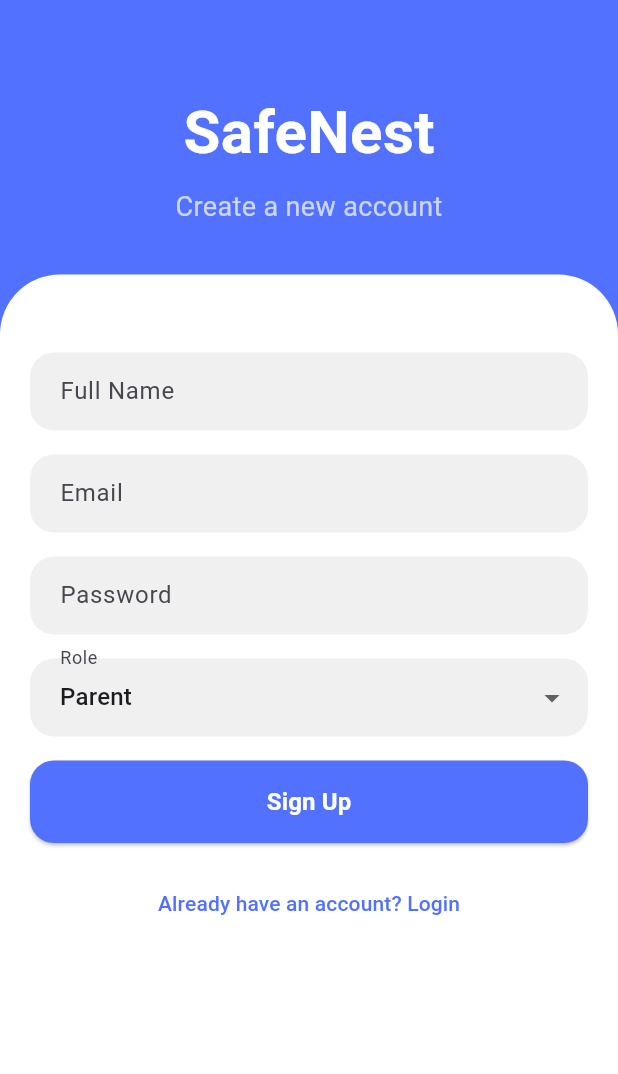
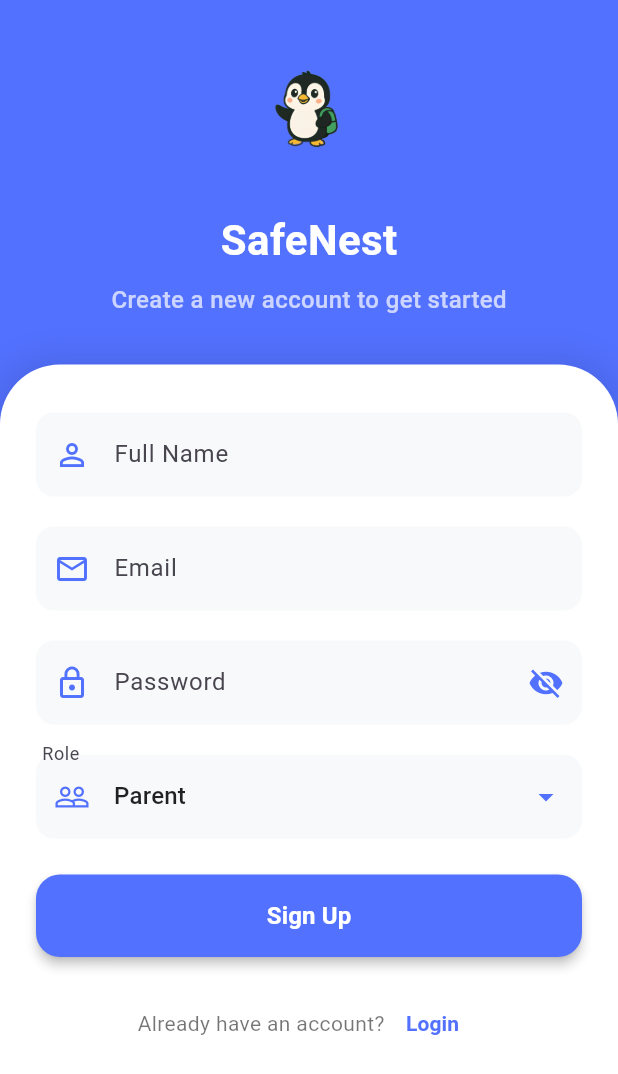
Before and after one commit to Eddie-Ayew3/Frontend-Development, a Flutter app: the SignUpScreen screen opened by its route, on a phone screen of 412 x 824 dp. Shown: the top 1074 px of the screen. Run offline on Flutter 3.47's test engine with Material 3 defaults, Android fonts, the phone set to English and light mode, and no system bars; our stand-ins replace flutter_secure_storage; accounts and stored records are empty; network calls fail.

Commit message:
Login and Signup compl

```diff
--- a/lib/accounts/auth_form.dart
+++ b/lib/accounts/auth_form.dart
@@ -10,6 +10,7 @@ class AuthForm extends StatelessWidget {
   final VoidCallback onAction;
   final String? alternateActionText;
   final VoidCallback? onAlternateAction;
+  final Widget? logo;
 
   const AuthForm({
     required this.children,
@@ -21,6 +22,7 @@ class AuthForm extends StatelessWidget {
     this.errorMessage,
     this.alternateActionText,
     this.onAlternateAction,
+    this.logo,
     super.key,
   });
 
@@ -33,12 +35,16 @@ class AuthForm extends StatelessWidget {
           SafeArea(
             child: Column(
               children: [
-                const SizedBox(height: 60),
+                const SizedBox(height: 40),
+                if (logo != null) ...[
+                  logo!,
+                  const SizedBox(height: 20),
+                ],
                 Center(
                   child: Text(
                     title,
                     style: const TextStyle(
-                      fontSize: 40,
+                      fontSize: 28,
                       fontWeight: FontWeight.bold,
                       color: Colors.white,
                     ),
@@ -48,74 +54,111 @@ class AuthForm extends StatelessWidget {
                 Center(
                   child: Text(
                     subtitle,
-                    style: const TextStyle(fontSize: 18, color: Colors.white70),
+                    style: const TextStyle(
+                      fontSize: 16,
+                      color: Colors.white70,
+                      fontWeight: FontWeight.w500,
+                    ),
                   ),
                 ),
                 Expanded(
                   child: Container(
                     width: double.infinity,
                     margin: const EdgeInsets.only(top: 32),
-                    padding: const EdgeInsets.all(20),
-                    decoration: const BoxDecoration(
+                    padding: const EdgeInsets.symmetric(horizontal: 24, vertical: 32),
+                    decoration: BoxDecoration(
                       color: Colors.white,
-                      borderRadius: BorderRadius.only(
+                      borderRadius: const BorderRadius.only(
                         topLeft: Radius.circular(40),
                         topRight: Radius.circular(40),
                       ),
+                      boxShadow: [
+                        BoxShadow(
+                          color: Colors.black.withOpacity(0.1),
+                          blurRadius: 20,
+                          spreadRadius: 5,
+                        ),
+                      ],
                     ),
                     child: SingleChildScrollView(
                       child: Column(
                         crossAxisAlignment: CrossAxisAlignment.stretch,
                         children: [
-                          const SizedBox(height: 32),
                           if (errorMessage != null)
-                            Padding(
-                              padding: const EdgeInsets.only(bottom: 16),
+                            Container(
+                              padding: const EdgeInsets.all(12),
+                              margin: const EdgeInsets.only(bottom: 16),
+                              decoration: BoxDecoration(
+                                color: Colors.red.shade50,
+                                borderRadius: BorderRadius.circular(12),
+                                border: Border.all(color: Colors.red.shade200),
+                              ),
                               child: Text(
                                 errorMessage!,
-                                style: const TextStyle(color: Colors.red, fontSize: 16),
+                                style: TextStyle(
+                                  color: Colors.red.shade800,
+                                  fontSize: 14,
+                                  fontWeight: FontWeight.w500,
+                                ),
                                 textAlign: TextAlign.center,
                               ),
                             ),
                           ...children,
-                          const SizedBox(height: 16),
+                          const SizedBox(height: 24),
                           ElevatedButton(
                             onPressed: isLoading ? null : onAction,
                             style: ElevatedButton.styleFrom(
                               backgroundColor: const Color(0xFF5271FF),
+                              foregroundColor: Colors.white,
+                              elevation: 3,
                               shape: RoundedRectangleBorder(
-                                  borderRadius: BorderRadius.circular(16)),
-                              padding:
-                                  const EdgeInsets.symmetric(vertical: 16),
+                                borderRadius: BorderRadius.circular(16),
+                              ),
+                              padding: const EdgeInsets.symmetric(vertical: 16),
                             ),
                             child: isLoading
                                 ? const SizedBox(
-                                    height: 20,
-                                    width: 20,
+                                    height: 24,
+                                    width: 24,
                                     child: CircularProgressIndicator(
-                                        color: Colors.white, strokeWidth: 2),
+                                      color: Colors.white,
+                                      strokeWidth: 3,
+                                    ),
                                   )
                                 : Text(
                                     actionText,
                                     style: const TextStyle(
-                                        fontSize: 16,
-                                        fontWeight: FontWeight.w600,
-                                        color: Colors.white),
+                                      fontSize: 16,
+                                      fontWeight: FontWeight.w600,
+                                    ),
                                   ),
                           ),
                           if (alternateActionText != null &&
                               onAlternateAction != null) ...[
-                            const SizedBox(height: 16),
+                            const SizedBox(height: 20),
                             Row(
                               mainAxisAlignment: MainAxisAlignment.center,
                               children: [
+                                Text(
+                                  '${alternateActionText!.split('?')[0]}?',
+                                  style: const TextStyle(
+                                    color: Colors.black54,
+                                    fontSize: 14,
+                                  ),
+                                ),
                                 TextButton(
-                                  onPressed: isLoading
-                                      ? null
-                                      : onAlternateAction,
-                                  child: Text(alternateActionText!,
-                                      style: const TextStyle(
-                                          color: Color(0xFF5271FF))),
+                                  onPressed: isLoading ? null : onAlternateAction,
+                                  style: TextButton.styleFrom(
+                                    padding: const EdgeInsets.symmetric(horizontal: 4),
+                                  ),
+                                  child: Text(
+                                    alternateActionText!.split('?')[1].trim(),
+                                    style: const TextStyle(
+                                      color: Color(0xFF5271FF),
+                                      fontWeight: FontWeight.w600,
+                                      fontSize: 14,
+                                    ),
+                                  ),
                                 ),
                               ],
                             ),
@@ -130,10 +173,16 @@ class AuthForm extends StatelessWidget {
           ),
           if (isLoading)
             const ModalBarrier(
-                dismissible: false, color: Colors.black54),
+              dismissible: false,
+              color: Colors.black54,
+            ),
           if (isLoading)
             const Center(
-                child: CircularProgressIndicator(color: Colors.white)),
+              child: CircularProgressIndicator(
+                color: Colors.white,
+                strokeWidth: 4,
+              ),
+            ),
         ],
       ),
     );
--- a/lib/accounts/login_screen.dart
+++ b/lib/accounts/login_screen.dart
@@ -15,7 +15,7 @@ class _LoginScreenState extends State<LoginScreen> {
   final _passwordController = TextEditingController();
   bool _isLoading = false;
   String? _errorMessage;
-
+  bool _obscurePassword = true; // Add this line
 
   Future<void> _handleLogin() async {
     if (!_formKey.currentState!.validate()) return;
@@ -41,7 +41,6 @@ class _LoginScreenState extends State<LoginScreen> {
         throw ApiException('Invalid login response data');
       }
 
-    // Define dashboard routes with arguments
       final dashboardRoutes = {
         'parent': '/parent_dashboard',
         'teacher': '/teacher_dashboard',
@@ -73,9 +72,6 @@ class _LoginScreenState extends State<LoginScreen> {
     }
   }
 
-
-
-
   String _parseLoginError(ApiException e) {
     if (e.message.contains('401')) return 'Invalid email or password';
     if (e.message.contains('network')) return 'Network error occurred';
@@ -93,13 +89,19 @@ class _LoginScreenState extends State<LoginScreen> {
   Widget build(BuildContext context) {
     return AuthForm(
       title: 'SafeNest',
-      subtitle: 'Login to your account',
+      subtitle: 'Welcome back! Please login to your account',
       actionText: 'Login',
       isLoading: _isLoading,
       errorMessage: _errorMessage,
       onAction: _handleLogin,
       alternateActionText: 'Don\'t have an account? Sign Up',
       onAlternateAction: () => Navigator.pushNamed(context, '/register'),
+      logo: Image.asset(
+        'assets/safenest.png',
+        height: 80,
+        width: 80,
+        fit: BoxFit.contain,
+      ),
       children: [
         Form(
           key: _formKey,
@@ -107,7 +109,7 @@ class _LoginScreenState extends State<LoginScreen> {
             children: [
               TextFormField(
                 controller: _emailController,
-                decoration: _inputDecoration('Email'),
+                decoration: _inputDecoration('Email', Icons.email_outlined),
                 keyboardType: TextInputType.emailAddress,
                 validator: (value) {
                   if (value == null || value.isEmpty) {
@@ -119,11 +121,23 @@ class _LoginScreenState extends State<LoginScreen> {
                   return null;
                 },
               ),
-              const SizedBox(height: 16),
+              const SizedBox(height: 20),
               TextFormField(
                 controller: _passwordController,
-                obscureText: true,
-                decoration: _inputDecoration('Password'),
+                obscureText: _obscurePassword, // Use the state variable here
+                decoration: _inputDecoration('Password', Icons.lock_outline).copyWith(
+                  suffixIcon: IconButton(
+                    icon: Icon(
+                      _obscurePassword ? Icons.visibility_off : Icons.visibility,
+                      color: const Color(0xFF5271FF),
+                    ),
+                    onPressed: () {
+                      setState(() {
+                        _obscurePassword = !_obscurePassword;
+                      });
+                    },
+                  ),
+                ),
                 validator: (value) {
                   if (value == null || value.isEmpty) {
                     return 'Please enter your password';
@@ -134,6 +148,23 @@ class _LoginScreenState extends State<LoginScreen> {
                   return null;
                 },
               ),
+              const SizedBox(height: 8),
+              Align(
+                alignment: Alignment.centerRight,
+                child: TextButton(
+                  onPressed: () {
+                    // Add forgot password functionality
+                  },
+                  child: const Text(
+                    'Forgot Password?',
+                    style: TextStyle(
+                      color: Color(0xFF5271FF),
+                      fontSize: 14,
+                      fontWeight: FontWeight.w500,
+                    ),
+                  ),
+                ),
+              ),
             ],
           ),
         ),
@@ -141,16 +172,21 @@ class _LoginScreenState extends State<LoginScreen> {
     );
   }
 
-  InputDecoration _inputDecoration(String label) {
+  InputDecoration _inputDecoration(String label, IconData icon) {
     return InputDecoration(
       labelText: label,
+      prefixIcon: Icon(icon, color: const Color(0xFF5271FF)),
       filled: true,
-      fillColor: const Color(0xFFF0F0F0),
+      fillColor: const Color(0xFFF8F9FA),
       border: OutlineInputBorder(
-        borderRadius: BorderRadius.circular(16),
+        borderRadius: BorderRadius.circular(12),
         borderSide: BorderSide.none,
       ),
-      contentPadding: const EdgeInsets.symmetric(horizontal: 16, vertical: 14),
+      contentPadding: const EdgeInsets.symmetric(vertical: 16),
+      focusedBorder: OutlineInputBorder(
+        borderRadius: BorderRadius.circular(12),
+        borderSide: const BorderSide(color: Color(0xFF5271FF), width: 1.5),
+      ),
     );
   }
 }
--- a/lib/accounts/signup_screen.dart
+++ b/lib/accounts/signup_screen.dart
@@ -17,8 +17,7 @@ class _SignUpScreenState extends State<SignUpScreen> {
   String _selectedRole = 'Parent';
   bool _isLoading = false;
   String? _errorMessage;
-
-
+  bool _obscurePassword = true; // Add this line
 
   Future<void> _handleSignUp() async {
     if (!_formKey.currentState!.validate()) return;
@@ -45,7 +44,6 @@ Future<void> _handleSignUp() async {
         throw ApiException('Registration incomplete - no roleId received');
       }
 
-    // Define allowed roles and their dashboards
       const allowedRoles = {
         'parent': '/parent_dashboard',
         'teacher': '/teacher_dashboard',
@@ -93,13 +91,19 @@ Future<void> _handleSignUp() async {
   Widget build(BuildContext context) {
     return AuthForm(
       title: 'SafeNest',
-      subtitle: 'Create a new account',
+      subtitle: 'Create a new account to get started',
       actionText: 'Sign Up',
       isLoading: _isLoading,
       errorMessage: _errorMessage,
       onAction: _handleSignUp,
       alternateActionText: 'Already have an account? Login',
       onAlternateAction: () => Navigator.pushNamed(context, '/login'),
+      logo: Image.asset(
+        'assets/safenest.png',
+        height: 80,
+        width: 80,
+        fit: BoxFit.contain,
+      ),
       children: [
         Form(
           key: _formKey,
@@ -107,7 +111,7 @@ Future<void> _handleSignUp() async {
             children: [
               TextFormField(
                 controller: _nameController,
-                decoration: _inputDecoration('Full Name'),
+                decoration: _inputDecoration('Full Name', Icons.person_outline),
                 validator: (value) {
                   if (value == null || value.isEmpty) {
                     return 'Please enter your name';
@@ -115,10 +119,10 @@ Future<void> _handleSignUp() async {
                   return null;
                 },
               ),
-              const SizedBox(height: 16),
+              const SizedBox(height: 20),
               TextFormField(
                 controller: _emailController,
-                decoration: _inputDecoration('Email'),
+                decoration: _inputDecoration('Email', Icons.email_outlined),
                 keyboardType: TextInputType.emailAddress,
                 validator: (value) {
                   if (value == null || value.isEmpty) {
@@ -130,11 +134,23 @@ Future<void> _handleSignUp() async {
                   return null;
                 },
               ),
-              const SizedBox(height: 16),
+              const SizedBox(height: 20),
               TextFormField(
                 controller: _passwordController,
-                obscureText: true,
-                decoration: _inputDecoration('Password'),
+                obscureText: _obscurePassword, // Use the state variable here
+                decoration: _inputDecoration('Password', Icons.lock_outline).copyWith(
+                  suffixIcon: IconButton(
+                    icon: Icon(
+                      _obscurePassword ? Icons.visibility_off : Icons.visibility,
+                      color: const Color(0xFF5271FF),
+                    ),
+                    onPressed: () {
+                      setState(() {
+                        _obscurePassword = !_obscurePassword;
+                      });
+                    },
+                  ),
+                ),
                 validator: (value) {
                   if (value == null || value.isEmpty) {
                     return 'Please enter your password';
@@ -145,14 +161,23 @@ Future<void> _handleSignUp() async {
                   return null;
                 },
               ),
-              const SizedBox(height: 16),
+              const SizedBox(height: 20),
               DropdownButtonFormField<String>(
                 value: _selectedRole,
-                decoration: _inputDecoration('Role'),
+                decoration: _inputDecoration('Role', Icons.people_outline),
+                icon: const Icon(Icons.arrow_drop_down, color: Color(0xFF5271FF)),
+                dropdownColor: Colors.white,
+                borderRadius: BorderRadius.circular(12),
                 items: ['Parent', 'Teacher']
                     .map((role) => DropdownMenuItem(
                           value: role,
-                          child: Text(role),
+                          child: Text(
+                            role,
+                            style: const TextStyle(
+                              fontSize: 16,
+                              color: Colors.black87,
+                            ),
+                          ),
                         ))
                     .toList(),
                 onChanged: (value) =>
@@ -171,16 +196,21 @@ Future<void> _handleSignUp() async {
     );
   }
 
-  InputDecoration _inputDecoration(String label) {
+  InputDecoration _inputDecoration(String label, IconData icon) {
     return InputDecoration(
       labelText: label,
+      prefixIcon: Icon(icon, color: const Color(0xFF5271FF)),
       filled: true,
-      fillColor: const Color(0xFFF0F0F0),
+      fillColor: const Color(0xFFF8F9FA),
       border: OutlineInputBorder(
-        borderRadius: BorderRadius.circular(16),
+        borderRadius: BorderRadius.circular(12),
         borderSide: BorderSide.none,
       ),
-      contentPadding: const EdgeInsets.symmetric(horizontal: 16, vertical: 14),
+      contentPadding: const EdgeInsets.symmetric(vertical: 16),
+      focusedBorder: OutlineInputBorder(
+        borderRadius: BorderRadius.circular(12),
+        borderSide: const BorderSide(color: Color(0xFF5271FF), width: 1.5),
+      ),
     );
   }
 }
```
Lines whose indentation alone changed are shown as unchanged.
